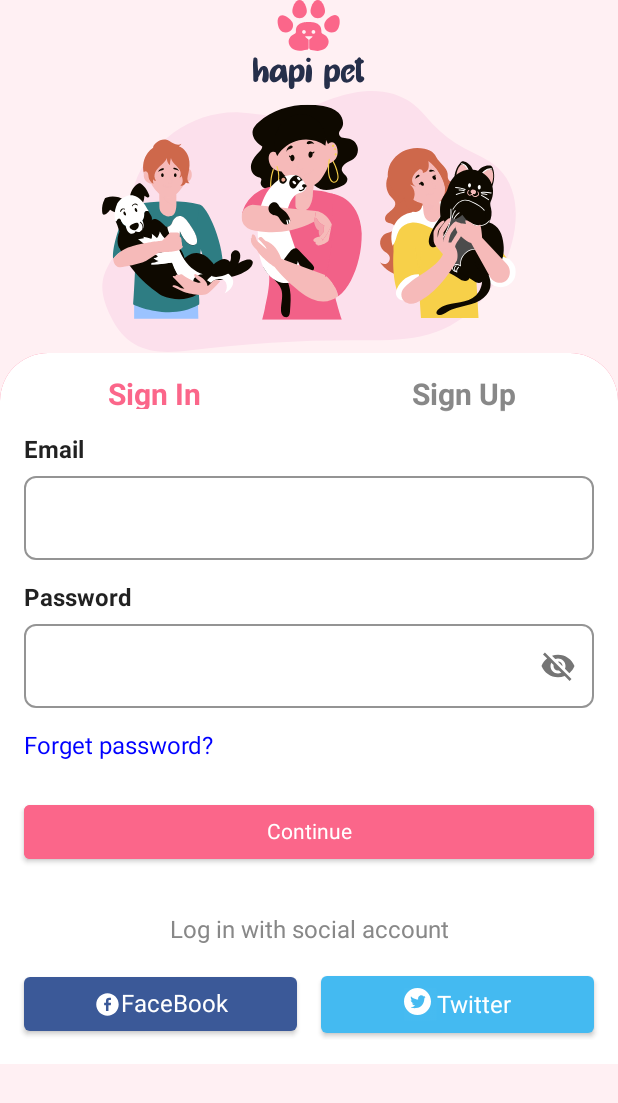
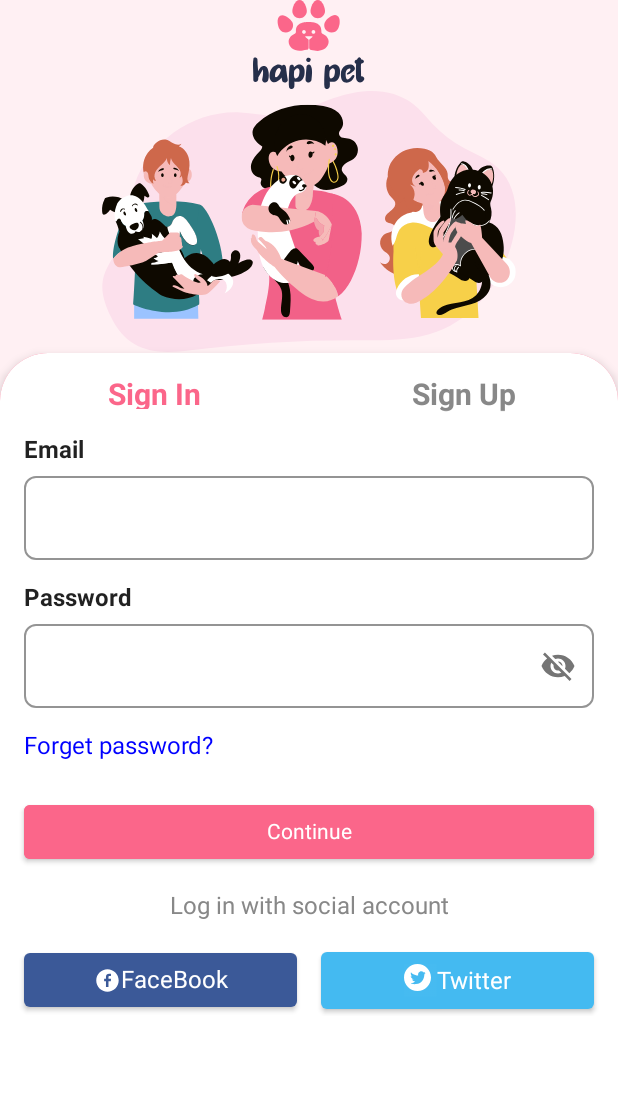
Before and after one commit to hoangvu2511/compose-scratch, an Android app built with Jetpack Compose: the screen it shows after launch (MainActivity), after a tap on "Skip", on a phone screen of 412 x 824 dp. Shown: the top 1103 px of the screen. Run offline under Robolectric (Android 15) with nearby library versions, the phone set to English and light mode, and no system bars; our stand-ins replace accompanist, constraintlayout-compose; libraries missing offline, so code that uses them is left out: kotlinx.coroutines.test; 1 statement that could not run was skipped.

Commit message:
update Sign In page

```diff
--- a/app/src/main/java/com/vunguyenhoang/hapipet/feature/login/LogInPage.kt
+++ b/app/src/main/java/com/vunguyenhoang/hapipet/feature/login/LogInPage.kt
@@ -62,12 +62,16 @@ fun LogInPage(navController: NavController? = null) {
             painter = painterResource(id = R.drawable.ic_illus_in_login_page),
             contentDescription = null
         )
-
+        Surface(
+            modifier = Modifier
+                .weight(1f),
+            shape = RoundedCornerShape(topStart = 32.dp, topEnd = 32.dp),
+            elevation = 4.dp,
+            color = Color.White
+        ) {
             Column(
                 modifier = Modifier
                     .weight(1f, false)
-                .clip(RoundedCornerShape(topStart = 32.dp, topEnd = 32.dp))
-                .background(Color.White)
             ) {
                 val modifier = Modifier.weight(1f, false)
                 LoadTab(pageState = pageState)
@@ -78,6 +82,8 @@ fun LogInPage(navController: NavController? = null) {
                     }
                 }
             }
+        }
+
     }
 }
 
@@ -150,7 +156,7 @@ private fun LoadSignIn(navController: NavController?, modifier: Modifier) {
         )
         Column(
             modifier = Modifier
-                .padding(top = 32.dp)
+                .padding(top = 16.dp)
                 .fillMaxWidth(),
             verticalArrangement = Arrangement.Bottom,
             horizontalAlignment = Alignment.CenterHorizontally
```
Lines whose indentation alone changed are shown as unchanged.
